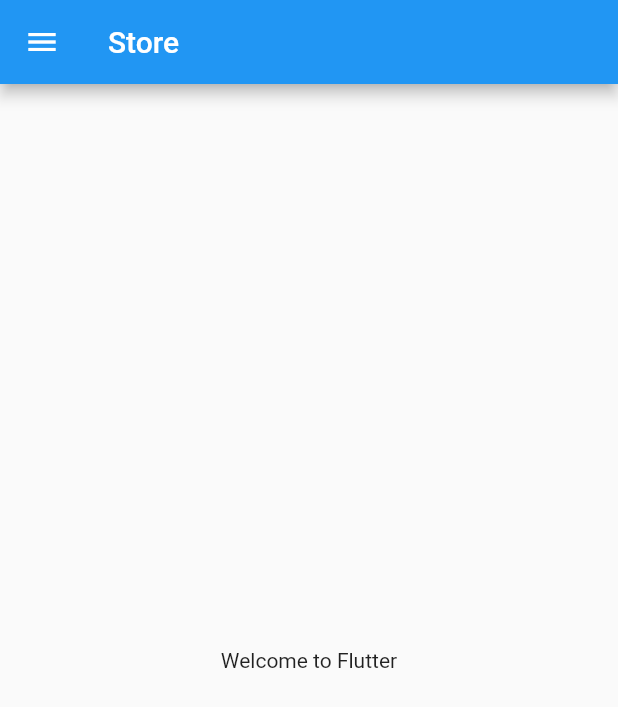
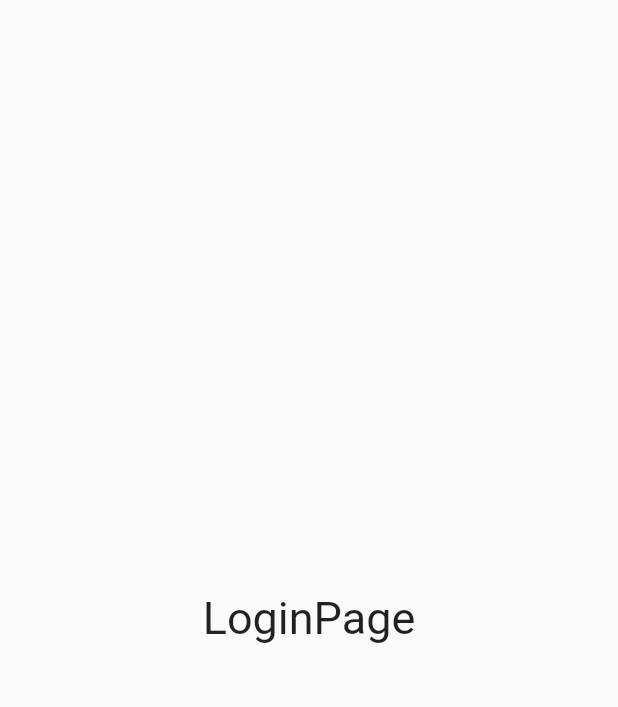
Before and after one commit to aditi26-M/30DaysofFlutter, a Flutter app: the screen it shows after launch, on a phone screen of 412 x 824 dp. Shown: the top 707 px of the screen. Run offline on Flutter 3.47's test engine with Material 2 defaults, Android fonts, the phone set to English and light mode, and no system bars; statements that could not run were skipped.

Commit message:
Day3 Completed

```diff
--- a/lib/main.dart
+++ b/lib/main.dart
@@ -1,17 +1,29 @@
 import 'package:flutter/material.dart';
+import 'package:flutter_catalog/pages/login.dart';
 
-import 'home.dart';
+import 'pages/home.dart';
 
 void main() {
   runApp(MyApp());
 }
 
 class MyApp extends StatelessWidget {
-
   @override
   Widget build(BuildContext context) {
     return MaterialApp(
-      home: HomePage(),
-    );
+        //home: HomePage(),
+        themeMode: ThemeMode.light,
+        theme: ThemeData(primarySwatch: Colors.deepPurple),
+            //PrimarySwatch - Collection of colours
+        //theme: ThemeData( brightness: Brightness.dark, primarySwatch: Colors.red),
+
+        //routes - takes map(key & value)
+    routes: {
+      "/": (context) => LoginPage(),           // class me pehla word ka pehla character aur subwords me bhi pehla charcter capital hoga     but it does not happen in function...In function 1st word is small for ex -  in "build" and if we write anoter word then that will be in captial for ex - "buildApp"
+      "/home": (context) => HomePage(),
+      "/Login":(context) => LoginPage()
+    }
+        );
+
   }
 }
--- /dev/null
+++ b/lib/pages/login.dart
@@ -0,0 +1,21 @@
+import 'package:flutter/material.dart';
+
+//class is a blueprint. In a class there are many memebers, methods(functionality) & properties
+class LoginPage extends StatelessWidget {
+
+
+  @override
+  Widget build(BuildContext context) {
+    return Material(
+      child: Center(
+        child: Text("LoginPage",style: TextStyle(
+          fontSize: 30,
+          color: Colors.blue
+          fontWeight: FontWeight.bold
+          )
+        ),
+    //har widget ki apni key hoti h
+      ),
+    );
+  }
+}
```
Also changed, not shown: lib/pages/home.dart (renamed from lib/home.dart), 1 other file.
